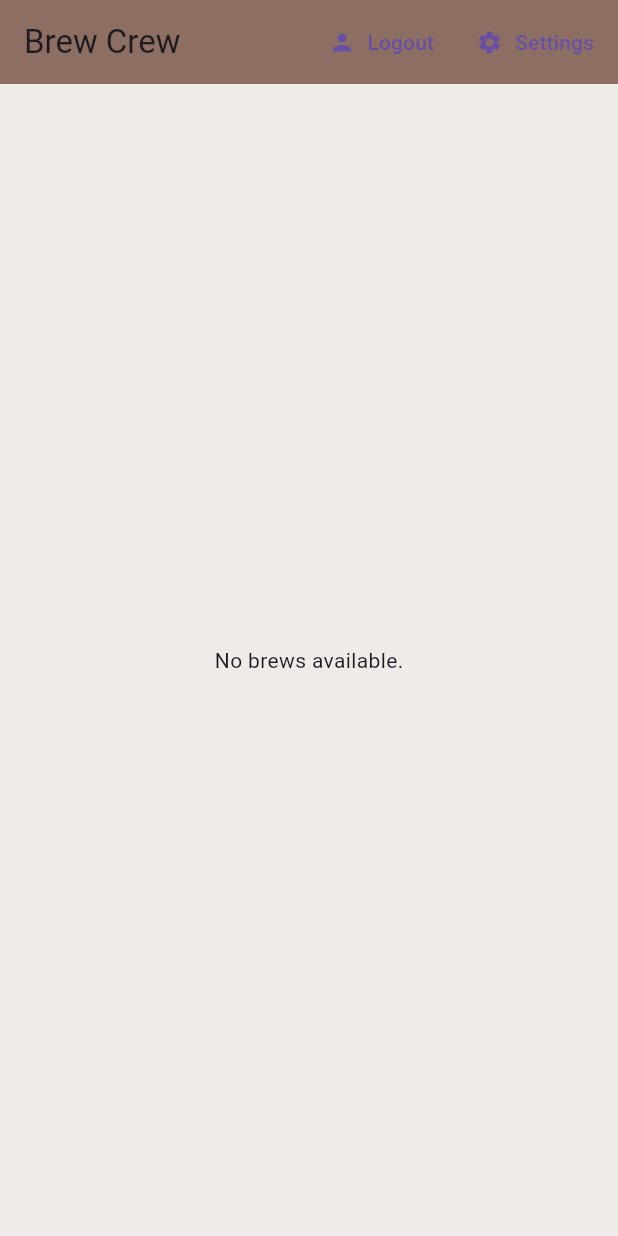
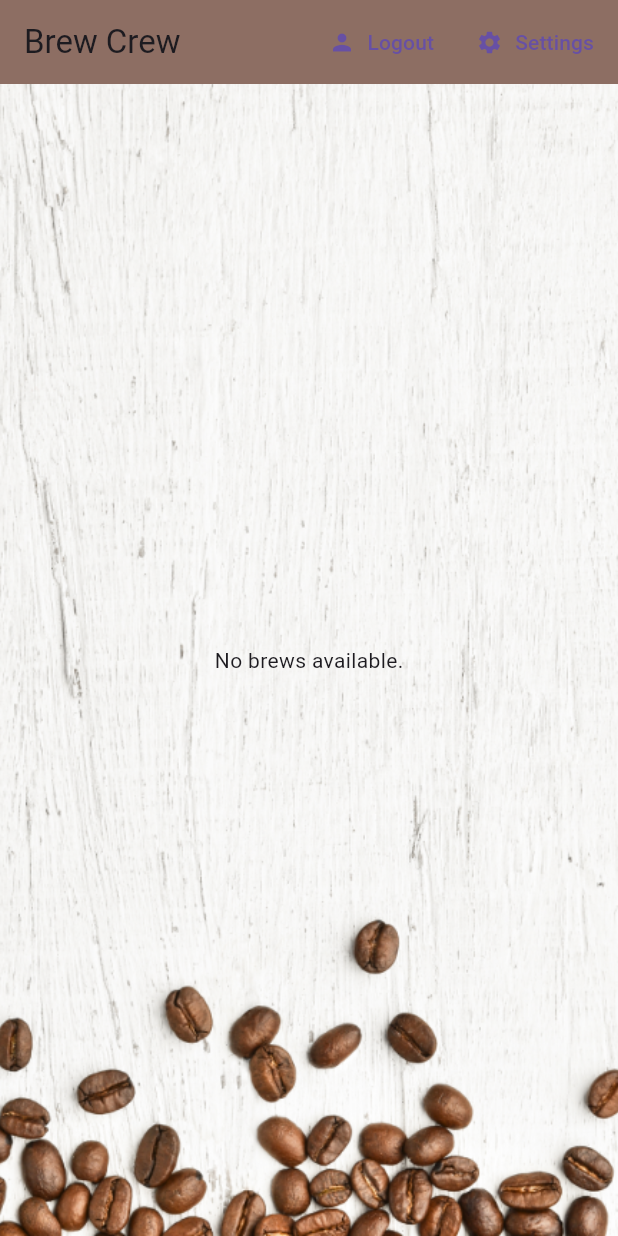
Before and after one commit to barbiexsofia/BrewCrew_tutorial, a Flutter app: the screen it shows once a user with an empty profile is signed in, on a phone screen of 412 x 824 dp. Run offline on Flutter 3.47's test engine with Material 3 defaults, Android fonts, the phone set to English and light mode, and no system bars; our stand-ins replace cloud_firestore, firebase_auth, firebase_core, flutter_spinkit; accounts and stored records are empty.

Commit message:
End of tutorial 27:  - Added background image and icons to assets folder

```diff
--- a/brew_crew_tutorial/lib/screens/home/brew_tile.dart
+++ b/brew_crew_tutorial/lib/screens/home/brew_tile.dart
@@ -15,6 +15,7 @@ class BrewTile extends StatelessWidget {
             leading: CircleAvatar(
               radius: 25.0,
               backgroundColor: Colors.brown[brew.strength],
+              backgroundImage: const AssetImage('assets/coffee_icon.png'),
             ),
             title: Text(brew.name),
             subtitle: Text('Takes ${brew.sugars} sugar(s)'),
--- a/brew_crew_tutorial/lib/screens/home/home.dart
+++ b/brew_crew_tutorial/lib/screens/home/home.dart
@@ -3,7 +3,6 @@ import 'package:brew_crew_tutorial/screens/home/settings_form.dart';
 import 'package:brew_crew_tutorial/services/auth_notifier.dart';
 import 'package:provider/provider.dart';
 import 'package:flutter/material.dart';
-import 'package:brew_crew_tutorial/services/database.dart';
 
 class Home extends StatelessWidget {
   const Home({super.key});
@@ -11,7 +10,6 @@ class Home extends StatelessWidget {
   @override
   Widget build(BuildContext context) {
     final authNotifier = Provider.of<AuthNotifier>(context);
-    final user = authNotifier.currentUser;
 
     void showSettingsPanel() {
       showModalBottomSheet(
@@ -49,7 +47,12 @@ class Home extends StatelessWidget {
           ),
         ],
       ),
-      body: BrewList(),
+      body: Container(
+        decoration: const BoxDecoration(
+            image: DecorationImage(
+                image: AssetImage('assets/coffee_bg.png'), fit: BoxFit.cover)),
+        child: const BrewList(),
+      ),
     );
   }
 }
```
Also changed, not shown: brew_crew_tutorial/pubspec.yaml (+4 -3 lines), brew_crew_tutorial/assets/coffee_bg.png (added), brew_crew_tutorial/assets/coffee_icon.png (added).
